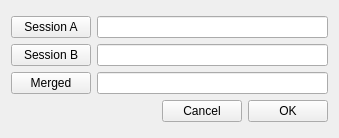
This is src/gui/ui/merge.ui in hytechimaging/sammo-boat as Qt 5 draws it before an edit. The edited form follows.
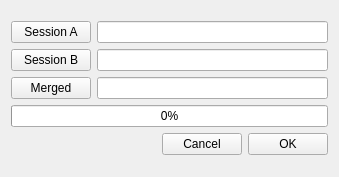
This is the edited form.

Commit message: merge gpslayer with only one per minut + progressBar

The edit to the form file:
```diff
--- a/src/gui/ui/merge.ui
+++ b/src/gui/ui/merge.ui
@@ -7,7 +7,7 @@
     <x>0</x>
     <y>0</y>
     <width>339</width>
-    <height>138</height>
+    <height>177</height>
    </rect>
   </property>
   <property name="windowTitle">
@@ -61,6 +61,13 @@
        </item>
       </layout>
      </item>
+     <item>
+      <widget class="QProgressBar" name="progressBar">
+       <property name="value">
+        <number>0</number>
+       </property>
+      </widget>
+     </item>
      <item>
       <layout class="QHBoxLayout" name="horizontalLayout_4">
        <item>
```
The commit also changes 3 other files.
